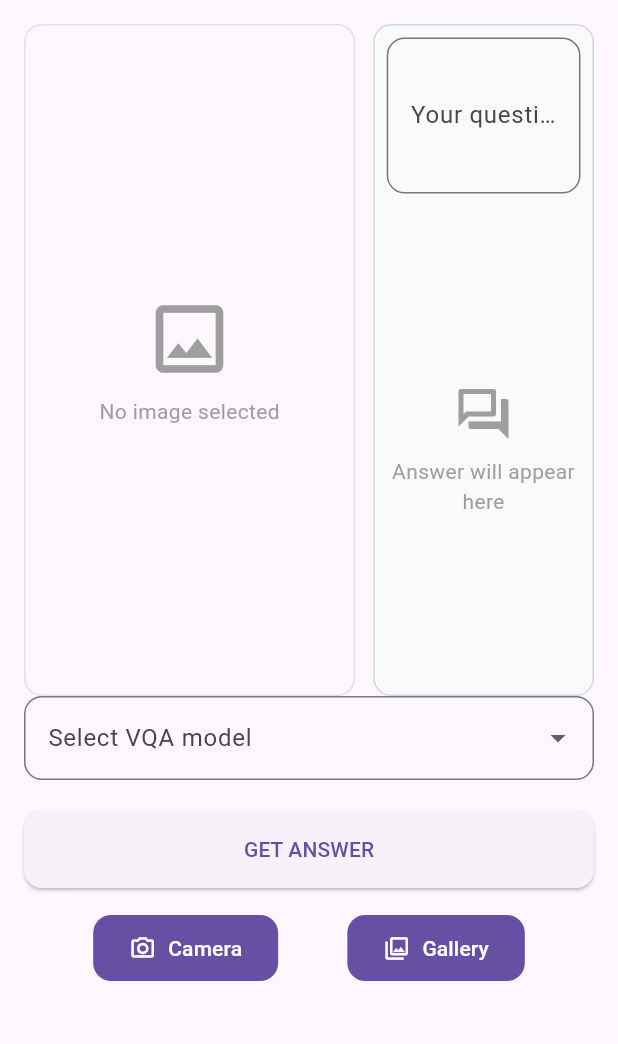
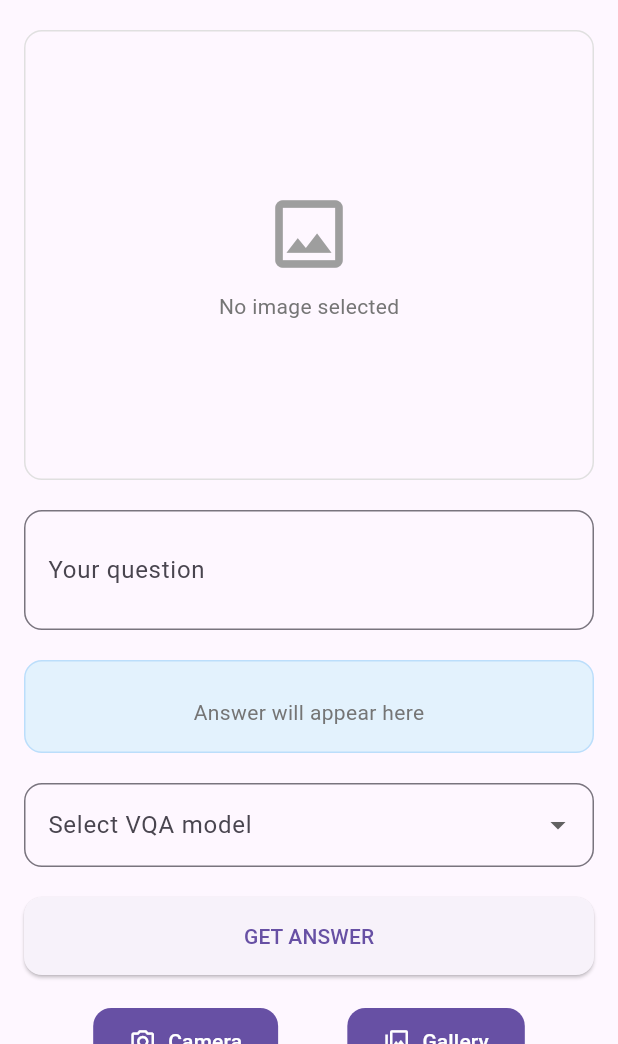
Before and after one commit to TarekMineRoyal/4th-Year-Project-Prototype, a Flutter app: the VQAScreen screen opened directly, on a phone screen of 412 x 824 dp, the part 192-1236 px from its top. Run offline on Flutter 3.47's test engine with Material 3 defaults, Android fonts, the phone set to English and light mode, and no system bars; our stand-ins replace image_picker.

Commit message:
Added the VQA feature to the backend and edited the VQA frontend screen
The model now is being used locally by the backend. The API at the
backend was coded.
The frontend had a little shift in design

```diff
--- a/Mobile app/lib/screens/VQA_screen.dart
+++ b/Mobile app/lib/screens/VQA_screen.dart
@@ -4,6 +4,26 @@ import 'package:flutter/material.dart';
 import 'package:image_picker/image_picker.dart';
 import 'package:http/http.dart' as http;
 import 'package:http_parser/http_parser.dart';
+
+void main() {
+  runApp(const MyApp());
+}
+
+class MyApp extends StatelessWidget {
+  const MyApp({super.key});
+
+  @override
+  Widget build(BuildContext context) {
+    return MaterialApp(
+      title: 'VQA Demo',
+      theme: ThemeData(
+        primarySwatch: Colors.blue,
+        visualDensity: VisualDensity.adaptivePlatformDensity,
+      ),
+      home: const VQAScreen(),
+    );
+  }
+}
 
 class VQAScreen extends StatefulWidget {
   const VQAScreen({super.key});
@@ -71,7 +91,7 @@ class _VQAScreenState extends State<VQAScreen> {
     try {
       var request = http.MultipartRequest(
         'POST',
-        Uri.parse('http://${_ipController.text}:8000/vqa'), // New endpoint
+        Uri.parse('http://${_ipController.text}:8000/vqa'),
       );
       request.fields['option'] = _selectedOption!;
       request.fields['question'] = _questionController.text;
@@ -124,14 +144,13 @@ class _VQAScreenState extends State<VQAScreen> {
           onPressed: () => Navigator.pop(context),
         ),
       ),
-      body: Padding(
+      body: SingleChildScrollView(
+        child: Padding(
           padding: const EdgeInsets.all(16.0),
           child: Column(
             crossAxisAlignment: CrossAxisAlignment.stretch,
             children: [
-            Padding(
-              padding: const EdgeInsets.only(bottom: 16.0),
-              child: TextField(
+              TextField(
                 controller: _ipController,
                 decoration: InputDecoration(
                   labelText: 'Server IP Address',
@@ -141,56 +160,36 @@ class _VQAScreenState extends State<VQAScreen> {
                   prefixIcon: const Icon(Icons.network_wifi),
                 ),
               ),
-            ),
-            Expanded(
-              child: Row(
-                crossAxisAlignment: CrossAxisAlignment.start,
-                children: [
-                  Expanded(
-                    flex: 6,
-                    child: Container(
+              const SizedBox(height: 20),
+              Container(
+                height: 300,
                 decoration: BoxDecoration(
                   border: Border.all(color: Colors.grey.shade300),
                   borderRadius: BorderRadius.circular(12),
                 ),
                 child:
                     _selectedImage == null
-                              ? const Column(
+                        ? Column(
                           mainAxisAlignment: MainAxisAlignment.center,
                           children: [
-                                  Icon(
+                            const Icon(
                               Icons.image_outlined,
                               size: 60,
                               color: Colors.grey,
                             ),
-                                  SizedBox(height: 8),
+                            const SizedBox(height: 8),
                             Text(
                               'No image selected',
-                                    style: TextStyle(color: Colors.grey),
+                              style: TextStyle(color: Colors.grey.shade600),
                             ),
                           ],
                         )
                         : ClipRRect(
                           borderRadius: BorderRadius.circular(12),
-                                child: Image.file(
-                                  _selectedImage!,
-                                  fit: BoxFit.cover,
+                          child: Image.file(_selectedImage!, fit: BoxFit.cover),
                         ),
               ),
-                    ),
-                  ),
-                  const SizedBox(width: 12),
-                  Expanded(
-                    flex: 4,
-                    child: Container(
-                      decoration: BoxDecoration(
-                        color: Colors.grey.shade50,
-                        border: Border.all(color: Colors.blueGrey.shade100),
-                        borderRadius: BorderRadius.circular(12),
-                      ),
-                      padding: const EdgeInsets.all(8),
-                      child: Column(
-                        children: [
+              const SizedBox(height: 20),
               TextField(
                 controller: _questionController,
                 decoration: InputDecoration(
@@ -199,52 +198,45 @@ class _VQAScreenState extends State<VQAScreen> {
                     borderRadius: BorderRadius.circular(12),
                   ),
                 ),
-                            maxLines: 3,
+                maxLines: 2,
               ),
-                          const SizedBox(height: 16),
-                          Expanded(
+              const SizedBox(height: 20),
+              Container(
+                height: 62,
+                padding: const EdgeInsets.all(16),
+                decoration: BoxDecoration(
+                  color: Colors.blue.shade50,
+                  borderRadius: BorderRadius.circular(12),
+                  border: Border.all(color: Colors.blue.shade100),
+                ),
                 child:
                     _answer == null
-                                    ? const Center(
-                                      child: Column(
-                                        mainAxisAlignment:
-                                            MainAxisAlignment.center,
+                        ? Column(
                           children: [
-                                          Icon(
-                                            Icons.question_answer_outlined,
-                                            size: 40,
-                                            color: Colors.grey,
-                                          ),
-                                          SizedBox(height: 8),
+                            const SizedBox(height: 8),
                             Text(
                               'Answer will appear here',
-                                            textAlign: TextAlign.center,
-                                            style: TextStyle(
-                                              color: Colors.grey,
-                                            ),
+                              style: TextStyle(color: Colors.grey.shade600),
                             ),
                           ],
-                                      ),
                         )
                         : Column(
-                                      crossAxisAlignment:
-                                          CrossAxisAlignment.start,
+                          crossAxisAlignment: CrossAxisAlignment.start,
                           children: [
                             Text(
                               'Answer:',
                               style: TextStyle(
+                                fontSize: 16,
                                 fontWeight: FontWeight.bold,
-                                            fontSize: 16,
-                                            color:
-                                                Theme.of(context).primaryColor,
+                                color: Theme.of(context).primaryColor,
                               ),
                             ),
-                                        const SizedBox(height: 8),
+                            const SizedBox(height: 12),
                             Text(
                               _answer!,
                               style: const TextStyle(fontSize: 14),
                             ),
-                                        const SizedBox(height: 16),
+                            const SizedBox(height: 12),
                             Text(
                               'Processed in ${_processingTime?.toStringAsFixed(2)}s',
                               style: TextStyle(
@@ -255,13 +247,7 @@ class _VQAScreenState extends State<VQAScreen> {
                           ],
                         ),
               ),
-                        ],
-                      ),
-                    ),
-                  ),
-                ],
-              ),
-            ),
+              const SizedBox(height: 20),
               DropdownButtonFormField<String>(
                 decoration: InputDecoration(
                   labelText: 'Select VQA model',
@@ -299,10 +285,8 @@ class _VQAScreenState extends State<VQAScreen> {
                         )
                         : const Text('GET ANSWER'),
               ),
-            const SizedBox(height: 16),
-            Padding(
-              padding: const EdgeInsets.only(bottom: 24.0),
-              child: Row(
+              const SizedBox(height: 20),
+              Row(
                 mainAxisAlignment: MainAxisAlignment.spaceEvenly,
                 children: [
                   FilledButton.icon(
@@ -335,8 +319,8 @@ class _VQAScreenState extends State<VQAScreen> {
                   ),
                 ],
               ),
+            ],
           ),
-          ],
         ),
       ),
     );
--- a/Mobile app/lib/screens/image_analysis_screen.dart
+++ b/Mobile app/lib/screens/image_analysis_screen.dart
@@ -4,7 +4,7 @@ import 'package:flutter/material.dart';
 import 'package:image_picker/image_picker.dart';
 import 'package:http/http.dart' as http;
 import 'package:http_parser/http_parser.dart';
-import '../models/processing_result.dart';
+import '../models/processing_analysis_result.dart';
 
 class ImageAnalysisScreen extends StatefulWidget {
   const ImageAnalysisScreen({super.key});
```
Also changed, not shown: 2 other files. Lines whose indentation alone changed are shown as unchanged.
